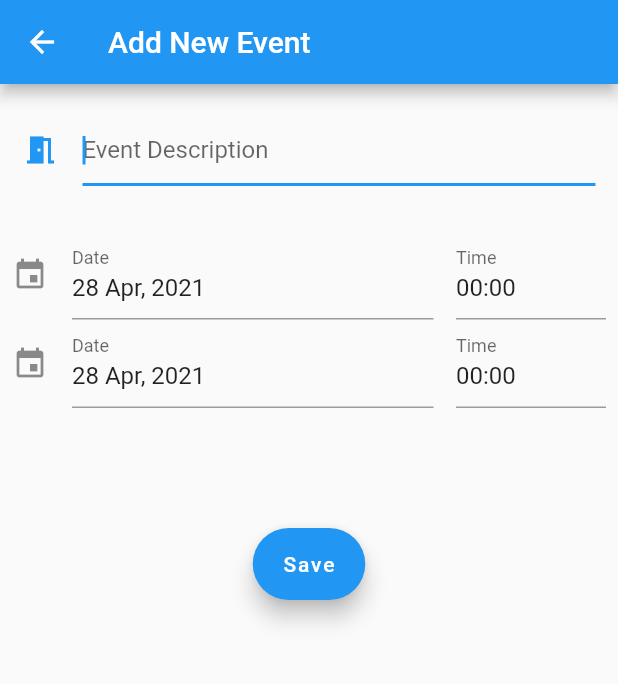
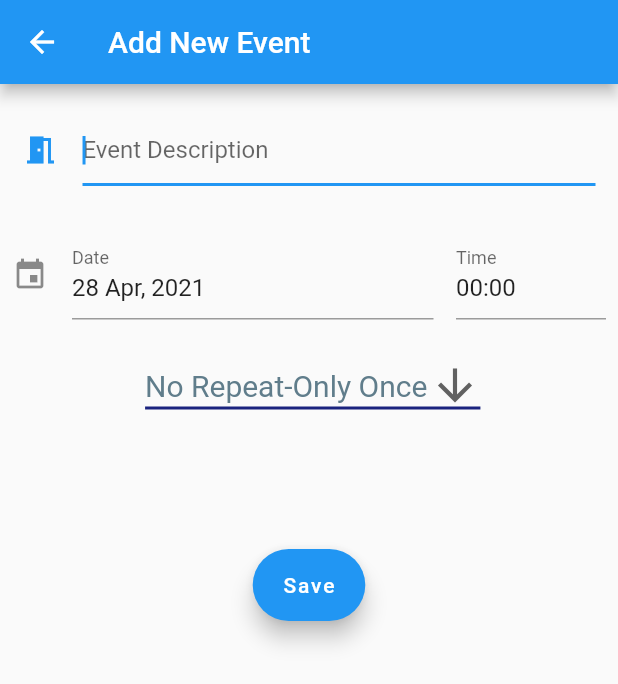
Before and after one commit to RusJaI/talkative_by_rusiri, a Flutter app: the screen it shows after launch, after a tap on "Add Event", on a phone screen of 412 x 824 dp. Shown: the top 684 px of the screen. Run offline on Flutter 3.47's test engine with Material 2 defaults, Android fonts, the phone set to English and light mode, and no system bars; drawn by our look-alikes of date_time_picker; our stand-ins replace flutter_local_notifications, flutter_tts, rxdart, sqflite, table_calendar; accounts and stored records are empty.

Commit message:
core functionality done. need to add db connectivity to dropdown of frequency and edit/delete tasks

```diff
--- a/lib/AddEvent.dart
+++ b/lib/AddEvent.dart
@@ -54,6 +54,8 @@ class AddEventState extends State<AddEvent>{
 
   @override
   Widget build(BuildContext context) {
+    String dropdownValue = "No Repeat-Only Once";
+
     return Scaffold(
         appBar: AppBar(
             title: Text("Add New Event")
@@ -121,31 +123,37 @@ class AddEventState extends State<AddEvent>{
                                 },
                                 //onSaved: (val) => print(val),
                               ),
-                                  DateTimePicker(
-                                    type: DateTimePickerType.dateTimeSeparate,
-                                    dateMask: 'd MMM, yyyy',
-                                    initialValue: DateTime(year,month,day).toString(),
-                                    firstDate: DateTime(2000),
-                                    lastDate: DateTime(2100),
-                                    icon: Icon(Icons.event),
-                                    dateLabelText: 'Date',
-                                    timeLabelText: "Time",
-                                    onChanged: (val) =>  {
-                                      //print(val),
-                                      this.setState(() {
-                                        todate=val;
-                                        is_todatechanged=true;
-                                      })
-                                    },
-                                    validator: (val) {
-                                     // print(val);
-                                     /* if(fromdate==todate){
-                                        return "Please enter a valid time range";
-                                      }*/
-                                      return null;
-                                    },
-                                   // onSaved: (val) => print(val),
-                                  ),
+                                 Container(
+                                   padding: EdgeInsets.only(left: 10.0,top: 20.0,right: 5.0,bottom: 5.0),
+                                   child: DropdownButton<String>(
+                                     value: dropdownValue,
+                                     icon: const Icon(Icons.arrow_downward),
+                                     iconSize: 34,
+                                     elevation: 26,
+                                     focusColor: Colors.lightBlue,
+                                     style: const TextStyle(
+                                         color: Colors.blueGrey,
+                                          fontSize: 20.0
+                                     ),
+                                     underline: Container(
+                                       height: 2,
+                                       color: Colors.indigo[900],
+                                     ),
+                                     onChanged: (String newValue) {
+                                       setState(() {
+                                         dropdownValue = newValue;
+                                       });
+                                     },
+                                     items: <String>['No Repeat-Only Once', 'Repeat Daily', 'Repeat for WeekDays']
+                                         .map<DropdownMenuItem<String>>((String value) {
+                                       return DropdownMenuItem<String>(
+                                         value: value,
+                                         child: Text(value),
+                                       );
+                                     }).toList(),
+                                   ),
+                                 )
+
                                 ],
                               ),
             padding: EdgeInsets.only(left: 8.0,right: 8.0,top: 20.0,bottom: 65.0),
@@ -180,7 +188,7 @@ class AddEventState extends State<AddEvent>{
 
   void addeventtodb(){
     if(!is_todatechanged){
-      todate=DateTime.parse(fromdate).add(Duration(minutes: 15)).toString();
+      todate=DateTime.parse(fromdate).add(Duration(minutes: 1)).toString();
     }
      print("before insert : "+eventnameController.text+" "+fromdate+" "+todate+" "+repeat.toString());
     Event event= new Event(eventname: eventnameController.text,fromdate: fromdate,todate: todate,repeat: repeat);
--- a/lib/DbConnect.dart
+++ b/lib/DbConnect.dart
@@ -52,7 +52,7 @@ class DbConnect{
   Future<List<Event>> fetchEvents() async {
     Database db = await database;
     List<Map> events = await db.query(Event.tblEvents);
-    // print("events : "+events.toString());
+    print("events : "+events.toString());
     return events.length == 0
         ? []
         : events.map((x) => Event.fromMap(x)).toList();
--- a/lib/main.dart
+++ b/lib/main.dart
@@ -1,3 +1,4 @@
+import 'dart:async';
 import 'dart:io';
 
 import 'package:flutter/material.dart';
@@ -9,8 +10,11 @@ import 'package:tts_with_local_notif/LocalNotificationScreen.dart';
 import 'NotificationPlugin.dart';
 import 'Schedule.dart';
 
- void main() {
-  runApp(MyApp());
+ void main(){
+   WidgetsFlutterBinding.ensureInitialized();
+   runApp(MyApp());
+   const oneMin = const Duration(seconds:58);
+   new Timer.periodic(oneMin, (Timer t) => notificationPlugin.scheduleNotification());
 }
 
 class MyApp extends StatelessWidget {
@@ -44,8 +48,8 @@ class MyApp extends StatelessWidget {
                 color: Colors.indigo[300]
             ),
               tabs: [
-                Tab(icon: Icon(Icons.calendar_today), text: "Calender"),
-                Tab(icon: Icon(Icons.message), text: "Schedule"),
+                Tab(icon: Icon(Icons.add), text: "Add New"),
+                Tab(icon: Icon(Icons.schedule), text: "Planned"),
                 //Tab(icon: Icon(Icons.settings), text: "Settings")
               ],
               ),
--- a/lib/model/Event.dart
+++ b/lib/model/Event.dart
@@ -35,7 +35,7 @@ class Event {
     return map;
   }
 
-  DateTime stringToDatetime(String str){
+  static DateTime stringToDatetime(String str){
     var dateTimeObj = new DateFormat("yyyy-MM-dd HH:mm:ss").parse(
         str + ":00.000000");
     print("Converted at model##"+dateTimeObj.toString());
--- a/pubspec.yaml
+++ b/pubspec.yaml
@@ -38,6 +38,7 @@ dependencies:
   intl: ^0.17.0
   date_time_picker: ^2.0.0
   table_calendar: ^3.0.0
+  flutter_tts: ^3.0.0
 
 dev_dependencies:
   flutter_test:
```
Also changed, not shown: lib/LocalNotificationScreen.dart (+35 -9 lines), lib/NotificationPlugin.dart (+35 -6 lines), pubspec.lock, 1 other file.
